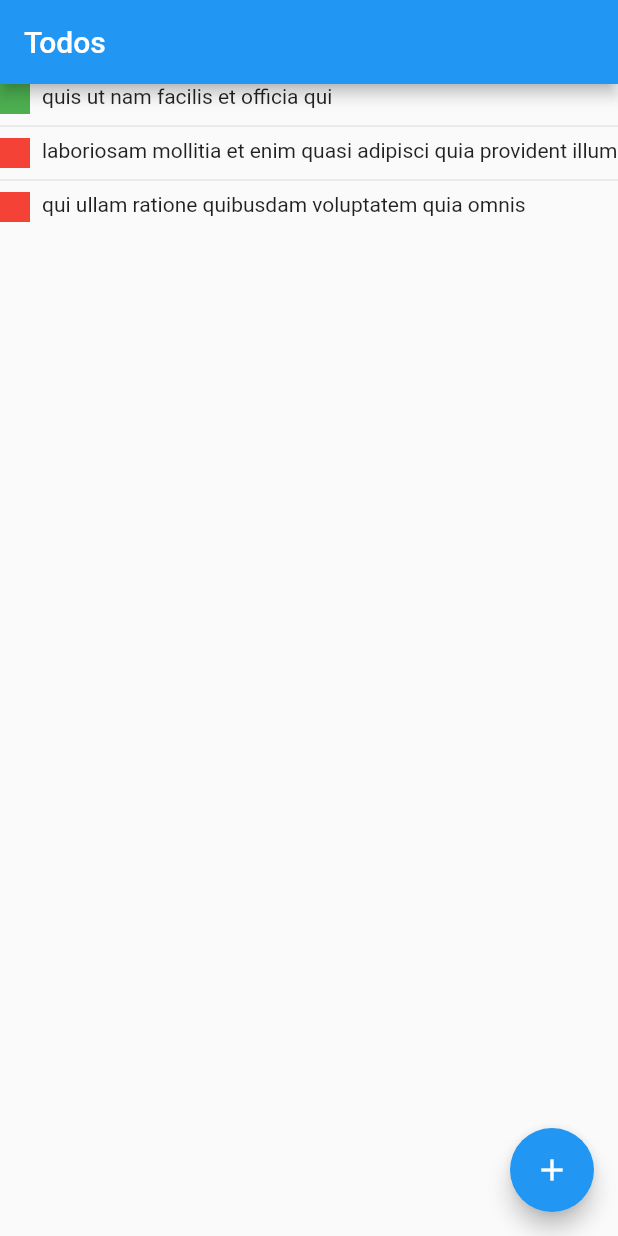
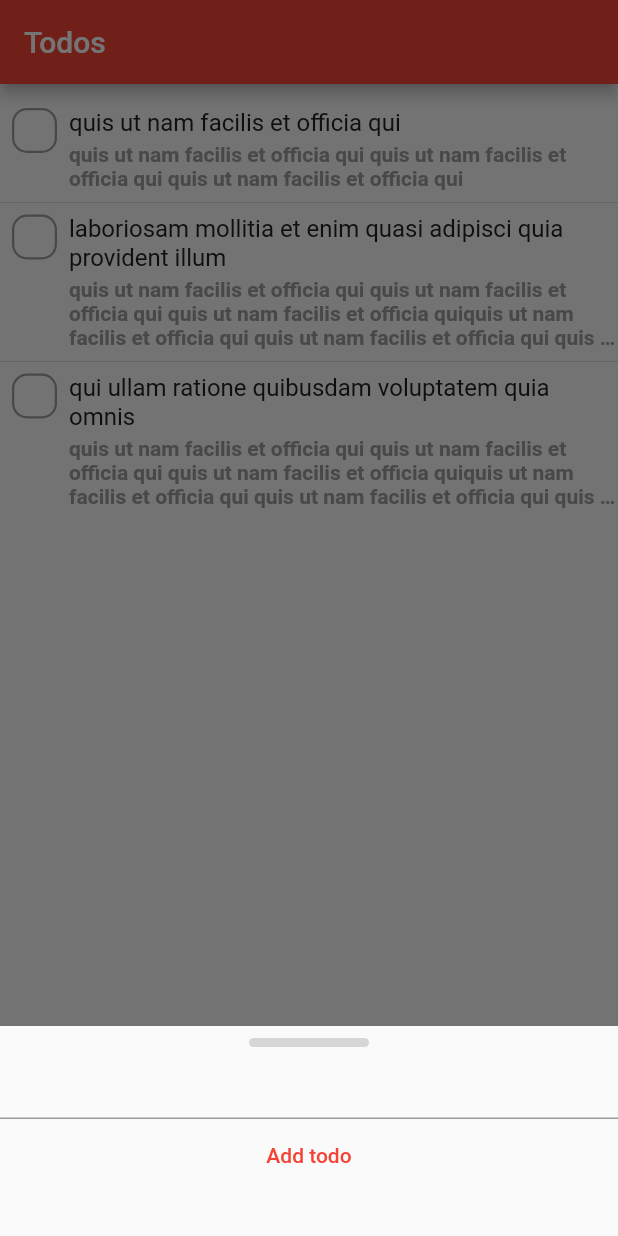
Before and after one commit to actranito/simple_todo_list, a Flutter app: the screen it shows after launch, after a tap on "quis ut nam facilis et officia qui", on a phone screen of 412 x 824 dp. Run offline on Flutter 3.47's test engine with Material 2 defaults, Android fonts, the phone set to English and light mode, and no system bars; our stand-ins replace flutter_riverpod, freezed_annotation.

Commit message:
Created initial version of UI

```diff
--- /dev/null
+++ b/lib/core/constants/app_color.dart
@@ -0,0 +1,12 @@
+import 'package:flutter/material.dart';
+
+class AppColor {
+  static const mainColor = Colors.red;
+
+  static const lightGrey = Color(0xFFEEEEEE);
+  static const grey = Color(0xFF9E9E9E);
+  static const darkGrey = Color(0xFF303030);
+
+  static const Color baseText = Color(0xFF212121);
+  static const Color alternateText = Color(0xFF9E9E9E);
+}
--- /dev/null
+++ b/lib/core/constants/app_text_style.dart
@@ -0,0 +1,70 @@
+import 'package:flutter/material.dart';
+import 'package:todo_list/core/constants/app_color.dart';
+
+class AppTextStyle {
+  // Headlines
+  static const headline1 = TextStyle(
+    fontFamily: '.SF UI Text',
+    fontWeight: FontWeight.w700,
+    fontSize: 28,
+    color: AppColor.baseText,
+  );
+  static const headline2 = TextStyle(
+    fontFamily: '.SF UI Text',
+    fontWeight: FontWeight.w700,
+    fontSize: 24,
+    color: AppColor.baseText,
+  );
+  static const headline3 = TextStyle(
+    fontFamily: '.SF UI Text',
+    fontWeight: FontWeight.w700,
+    fontSize: 20,
+    color: AppColor.baseText,
+  );
+  static const headline4 = TextStyle(
+    fontFamily: '.SF UI Text',
+    fontWeight: FontWeight.w700,
+    fontSize: 16,
+    color: AppColor.baseText,
+  );
+
+  // Body
+  static const semiBoldText = TextStyle(
+    fontFamily: '.SF UI Text',
+    fontWeight: FontWeight.w600,
+    fontSize: 16,
+    color: AppColor.baseText,
+  );
+  static const regularText = TextStyle(
+    fontFamily: '.SF UI Text',
+    fontWeight: FontWeight.w400,
+    fontSize: 16,
+    color: AppColor.baseText,
+  );
+  static const subText = TextStyle(
+    fontFamily: '.SF UI Text',
+    fontWeight: FontWeight.w600,
+    fontSize: 14,
+    color: AppColor.baseText,
+  );
+  static const smallText = TextStyle(
+    fontFamily: '.SF UI Text',
+    fontWeight: FontWeight.w600,
+    fontSize: 12,
+    color: AppColor.baseText,
+  );
+
+  // Special
+  static const button = TextStyle(
+    fontFamily: '.SF UI Text',
+    fontWeight: FontWeight.w700,
+    fontSize: 16,
+    color: Colors.black,
+  );
+  static const textButton = TextStyle(
+    fontFamily: '.SF UI Text',
+    fontWeight: FontWeight.w700,
+    fontSize: 12,
+    color: Colors.black,
+  );
+}
--- a/lib/main.dart
+++ b/lib/main.dart
@@ -1,5 +1,6 @@
 import 'package:flutter/material.dart';
 import 'package:flutter_riverpod/flutter_riverpod.dart';
+import 'package:todo_list/core/constants/app_color.dart';
 import 'package:todo_list/todos/presentation/views/todos_view.dart';
 
 void main() {
@@ -14,7 +15,7 @@ class MyApp extends StatelessWidget {
     return ProviderScope(
       child: MaterialApp(
         theme: ThemeData(
-          primarySwatch: Colors.blue,
+          primarySwatch: AppColor.mainColor,
         ),
         debugShowCheckedModeBanner: false,
         home: const TodosView(),
--- a/lib/todos/domain/todo.dart
+++ b/lib/todos/domain/todo.dart
@@ -8,8 +8,11 @@ class Todo with _$Todo {
   const factory Todo({
     String? id,
     required String title,
+    String? description,
     @Default(false) bool completed,
   }) = _TODO;
 
   factory Todo.fromJson(Map<String, dynamic> json) => _$TodoFromJson(json);
+
+  factory Todo.newTodo() => const Todo(title: '');
 }
--- a/lib/todos/presentation/controllers/todos_controller.dart
+++ b/lib/todos/presentation/controllers/todos_controller.dart
@@ -12,9 +12,9 @@ class TodosController extends StateNotifier<TodosControllerState> {
     _intialize();
   }
 
-  void toggleCompleted(Todo todo) {
+  void toggleCompleted(String? todoId) {
     final currentState = state;
-    if (currentState is! TodosControllerContentState) {
+    if (currentState is! TodosControllerContentState || todoId == null) {
       // If we are not in the correct state, return.
       // TODO - add error toast
       return;
@@ -24,13 +24,15 @@ class TodosController extends StateNotifier<TodosControllerState> {
     // in the correct place on the list
 
     // Get the index of the Todo to toggle
-    final todoIndex = currentState.todosList.indexWhere((iterableTodo) => iterableTodo.id == todo.id);
+    final todoIndex = currentState.todosList.indexWhere((iterableTodo) => iterableTodo.id == todoId);
     if (todoIndex == -1) {
       // If the index is '-1' no matchinf item was found, so we return without doing anything
       // TODO - add error toast
       return;
     }
 
+    // Get current todo
+    final todo = currentState.todosList[todoIndex];
     // Create a new Todo Item with the 'completed' field inverted
     final newTodoState = todo.copyWith(completed: !todo.completed);
 
@@ -72,16 +74,24 @@ class TodosController extends StateNotifier<TodosControllerState> {
         "id": "1",
         "title": "quis ut nam facilis et officia qui",
         "completed": false,
+        "description":
+            "quis ut nam facilis et officia qui quis ut nam facilis et officia qui quis ut nam facilis et officia qui"
       },
       {
         "id": "2",
         "title": "laboriosam mollitia et enim quasi adipisci quia provident illum",
         "completed": false,
+        "description":
+            "quis ut nam facilis et officia qui quis ut nam facilis et officia qui quis ut nam facilis et officia qui" *
+                3
       },
       {
         "id": "3",
         "title": "qui ullam ratione quibusdam voluptatem quia omnis",
         "completed": false,
+        "description":
+            "quis ut nam facilis et officia qui quis ut nam facilis et officia qui quis ut nam facilis et officia qui" *
+                2
       }
     ];
 
--- a/lib/todos/presentation/views/todos_view.dart
+++ b/lib/todos/presentation/views/todos_view.dart
@@ -1,7 +1,7 @@
 import 'package:flutter/material.dart';
 import 'package:flutter_riverpod/flutter_riverpod.dart';
 import 'package:todo_list/todos/presentation/controllers/todos_controller.dart';
-import 'package:todo_list/todos/presentation/widgets/add_new_todo.dart';
+import 'package:todo_list/todos/presentation/widgets/todo_full_info_modal.dart';
 import 'package:todo_list/todos/presentation/widgets/todo_item.dart';
 
 class TodosView extends ConsumerWidget {
@@ -16,7 +16,7 @@ class TodosView extends ConsumerWidget {
         title: const Text('Todos'),
       ),
       floatingActionButton: FloatingActionButton(
-        onPressed: () => AddNewTodo.show(context),
+        onPressed: () => TodoFullInfoModal.show(context: context, ref: ref),
         child: const Icon(Icons.add),
       ),
       body: todosController.map(
@@ -25,6 +25,7 @@ class TodosView extends ConsumerWidget {
         content: (contentState) {
           final todos = contentState.todosList;
           return ListView.separated(
+            padding: const EdgeInsets.symmetric(vertical: 16),
             itemCount: todos.length,
             separatorBuilder: (_, __) => const Divider(),
             itemBuilder: (_, i) => TodoItem(todo: todos[i]),
--- /dev/null
+++ b/lib/todos/presentation/widgets/completed_indicator.dart
@@ -0,0 +1,43 @@
+import 'package:flutter/material.dart';
+import 'package:todo_list/core/constants/app_color.dart';
+
+class CompletedIndicator extends StatelessWidget {
+  final bool completed;
+  final void Function()? onTap;
+
+  const CompletedIndicator({
+    super.key,
+    required this.completed,
+    required this.onTap,
+  });
+
+  @override
+  Widget build(BuildContext context) {
+    return GestureDetector(
+      onTap: onTap,
+      child: Stack(
+        alignment: Alignment.center,
+        children: [
+          Container(
+            width: 30,
+            height: 30,
+            decoration: BoxDecoration(
+              borderRadius: BorderRadius.circular(10),
+              border: Border.all(color: AppColor.grey, width: 1.5),
+            ),
+          ),
+          if (completed)
+            const SizedBox(
+              height: 30,
+              width: 30,
+              child: Icon(
+                Icons.check,
+                size: 30,
+                color: AppColor.darkGrey,
+              ),
+            ),
+        ],
+      ),
+    );
+  }
+}
--- a/lib/todos/presentation/widgets/add_new_todo.dart
+++ b/lib/todos/presentation/widgets/todo_full_info_modal.dart
@@ -2,23 +2,30 @@ import 'package:flutter/material.dart';
 import 'package:flutter_riverpod/flutter_riverpod.dart';
 import 'package:todo_list/todos/domain/todo.dart';
 import 'package:todo_list/todos/presentation/controllers/todos_controller.dart';
-import 'package:todo_list/todos/providers/add_new_todo_text_controller_provider.dart';
+import 'package:todo_list/todos/providers/todo_full_info_modal_providers.dart';
 
-class AddNewTodo extends ConsumerWidget {
-  const AddNewTodo({super.key});
+class TodoFullInfoModal extends ConsumerWidget {
+  const TodoFullInfoModal({super.key});
 
-  static void show(BuildContext context) {
+  static void show({
+    required BuildContext context,
+    required WidgetRef ref,
+    Todo? originalTodo,
+  }) {
+    if (originalTodo != null) {
+      ref.read(selectedTodoProvider.notifier).state = originalTodo;
+    }
     showModalBottomSheet(
       context: context,
       isScrollControlled: true,
-      builder: (_) => const AddNewTodo(),
+      builder: (_) => const TodoFullInfoModal(),
     );
   }
 
   @override
   Widget build(BuildContext context, WidgetRef ref) {
     final bottomInsets = MediaQuery.of(context).viewInsets.bottom;
-    final addNewTodoTextController = ref.watch(addNewTodoTextControllerProvider);
+    final addNewTodoTextController = ref.watch(todoTitleTextController);
 
     return SizedBox(
       child: Column(
@@ -44,6 +51,7 @@ class AddNewTodo extends ConsumerWidget {
             onPressed: () {
               final newTodo = Todo(
                 title: addNewTodoTextController.text,
+                description: '',
               );
               ref.read(todosControllerProvider.notifier).addNewTodo(newTodo);
               addNewTodoTextController.clear();
--- a/lib/todos/presentation/widgets/todo_item.dart
+++ b/lib/todos/presentation/widgets/todo_item.dart
@@ -1,7 +1,11 @@
 import 'package:flutter/material.dart';
 import 'package:flutter_riverpod/flutter_riverpod.dart';
+import 'package:todo_list/core/constants/app_color.dart';
+import 'package:todo_list/core/constants/app_text_style.dart';
 import 'package:todo_list/todos/domain/todo.dart';
 import 'package:todo_list/todos/presentation/controllers/todos_controller.dart';
+import 'package:todo_list/todos/presentation/widgets/completed_indicator.dart';
+import 'package:todo_list/todos/presentation/widgets/todo_full_info_modal.dart';
 
 class TodoItem extends ConsumerWidget {
   final Todo todo;
@@ -13,22 +17,41 @@ class TodoItem extends ConsumerWidget {
   @override
   Widget build(BuildContext context, WidgetRef ref) {
     return GestureDetector(
-      onTap: () => ref.read(todosControllerProvider.notifier).toggleCompleted(todo),
+      onTap: () => TodoFullInfoModal.show(context: context, ref: ref),
       child: Row(
         mainAxisAlignment: MainAxisAlignment.start,
         crossAxisAlignment: CrossAxisAlignment.start,
         children: [
-          Container(
-            width: 20,
-            height: 20,
-            color: todo.completed ? Colors.green : Colors.red,
+          const SizedBox(width: 8),
+          CompletedIndicator(
+            completed: todo.completed,
+            onTap: () => ref.read(todosControllerProvider.notifier).toggleCompleted(todo.id),
           ),
           const SizedBox(width: 8),
           Expanded(
-            child: Text(
-              todo.title,
-              maxLines: 2,
-              overflow: TextOverflow.ellipsis,
+            child: Column(
+              crossAxisAlignment: CrossAxisAlignment.start,
+              children: [
+                Text(
+                  todo.title,
+                  maxLines: 2,
+                  overflow: TextOverflow.ellipsis,
+                  style: AppTextStyle.regularText.copyWith(
+                    decoration: todo.completed ? TextDecoration.lineThrough : null,
+                  ),
+                ),
+                const SizedBox(height: 4),
+                if (todo.description != null)
+                  Text(
+                    todo.description!,
+                    maxLines: 3,
+                    overflow: TextOverflow.ellipsis,
+                    style: AppTextStyle.subText.copyWith(
+                      color: AppColor.alternateText,
+                      decoration: todo.completed ? TextDecoration.lineThrough : null,
+                    ),
+                  )
+              ],
             ),
           ),
         ],
--- a/lib/todos/providers/add_new_todo_text_controller_provider.dart
+++ /dev/null
@@ -1,6 +0,0 @@
-import 'package:flutter/material.dart';
-import 'package:flutter_riverpod/flutter_riverpod.dart';
-
-final addNewTodoTextControllerProvider = Provider.autoDispose<TextEditingController>(
-  (ref) => TextEditingController(),
-);
--- /dev/null
+++ b/lib/todos/providers/todo_full_info_modal_providers.dart
@@ -0,0 +1,19 @@
+import 'package:flutter/material.dart';
+import 'package:flutter_riverpod/flutter_riverpod.dart';
+import 'package:todo_list/todos/domain/todo.dart';
+
+final selectedTodoProvider = StateProvider.autoDispose<Todo>((ref) => Todo.newTodo());
+
+final todoTitleTextController = Provider.autoDispose<TextEditingController>(
+  (ref) {
+    final currentTodo = ref.read(selectedTodoProvider);
+    return TextEditingController(text: currentTodo.title);
+  },
+);
+
+final todoDescriptionTextController = Provider.autoDispose<TextEditingController>(
+  (ref) {
+    final currentTodo = ref.read(selectedTodoProvider);
+    return TextEditingController(text: currentTodo.description);
+  },
+);
```
Also changed, not shown: lib/todos/domain/todo.freezed.dart, lib/todos/domain/todo.g.dart.
